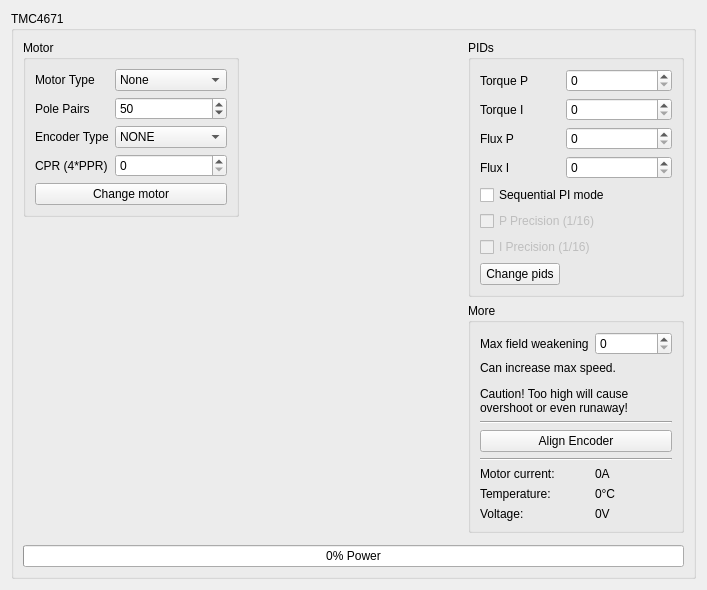
Qt form res/tmc4671_ui.ui (Ultrawipf/OpenFFBoard-configurator) before a commit.
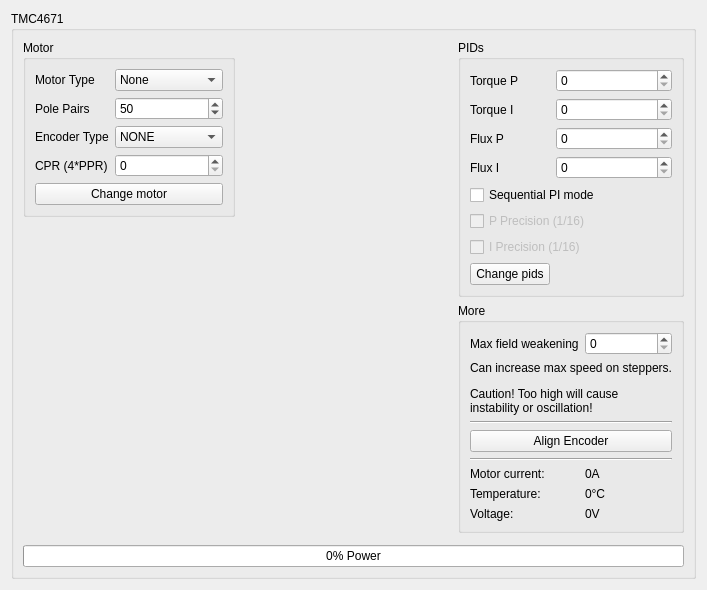
The same form after that commit. Custom widgets are drawn as their Qt base class.

Diff of the .ui file:
```diff
--- a/res/tmc4671_ui.ui
+++ b/res/tmc4671_ui.ui
@@ -110,7 +110,7 @@
          <item row="1" column="0" colspan="2">
           <widget class="QLabel" name="label_10">
            <property name="text">
-            <string>&lt;html&gt;&lt;head/&gt;&lt;body&gt;&lt;p&gt;Can increase max speed.&lt;/p&gt;&lt;p&gt;Caution! Too high will cause&lt;br/&gt;overshoot or even runaway!&lt;/p&gt;&lt;/body&gt;&lt;/html&gt;</string>
+            <string>&lt;html&gt;&lt;head/&gt;&lt;body&gt;&lt;p&gt;Can increase max speed on steppers.&lt;/p&gt;&lt;p&gt;Caution! Too high will cause&lt;br/&gt;instability or oscillation!&lt;/p&gt;&lt;/body&gt;&lt;/html&gt;</string>
            </property>
           </widget>
          </item>
```
